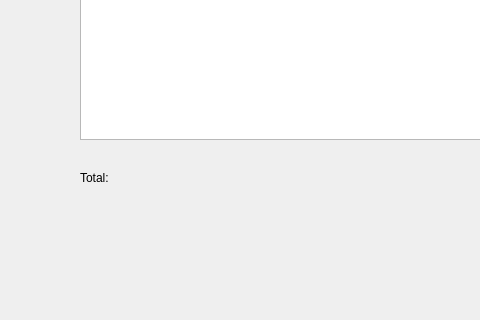
Before: the Qt Designer form qt/app/mainwindow.ui in kboniadi/European-Vacation-App, drawn with Qt 5; both pictures show x 0 to 480 and y 480 to 800 of the 1200 by 800 pixel window.
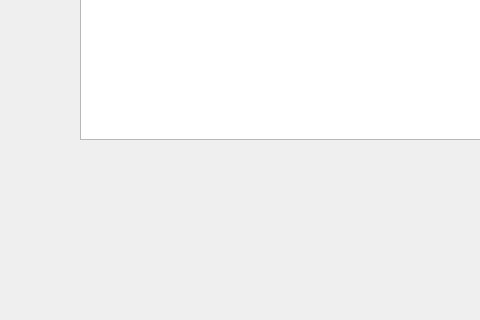
After: the same form once the commit is applied. The open tabs and pages were chosen to show the change.

What changed in the file:
```diff
--- a/qt/app/mainwindow.ui
+++ b/qt/app/mainwindow.ui
@@ -561,19 +561,6 @@
        </rect>
       </property>
      </widget>
-     <widget class="QLabel" name="label_purchase_total">
-      <property name="geometry">
-       <rect>
-        <x>80</x>
-        <y>650</y>
-        <width>111</width>
-        <height>16</height>
-       </rect>
-      </property>
-      <property name="text">
-       <string>Total: </string>
-      </property>
-     </widget>
     </widget>
     <widget class="QWidget" name="page_receipt">
      <widget class="QLabel" name="label_receipt_title">
```
Left out of the diff: 4 changed lines with no effect on the pictures.
